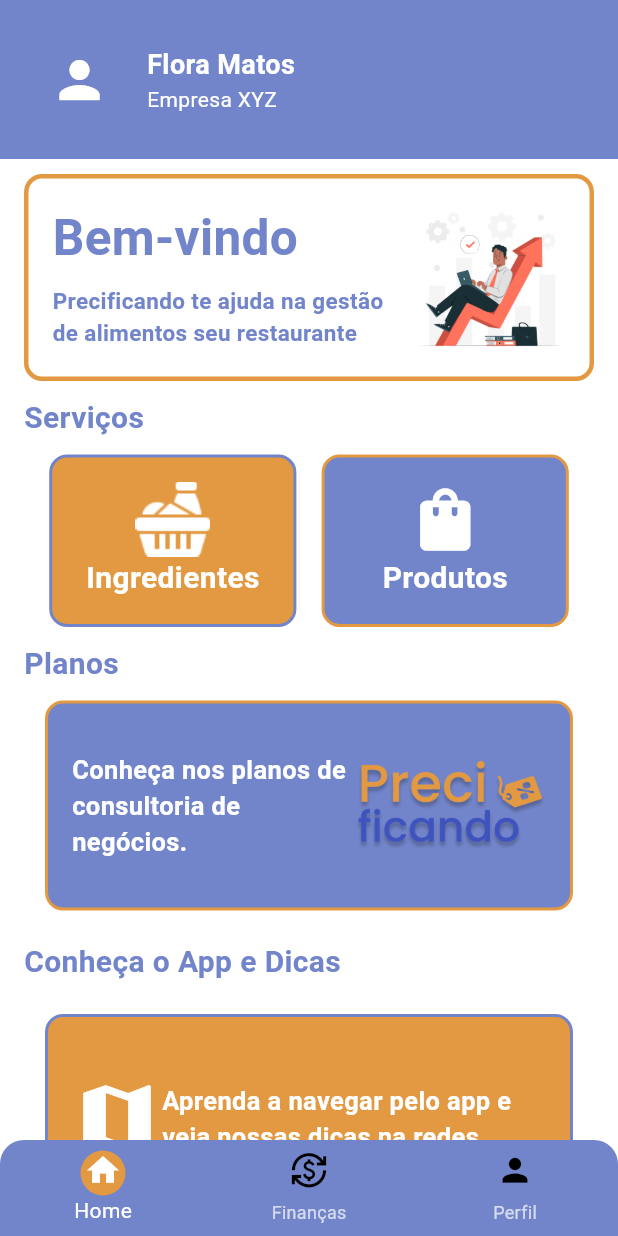
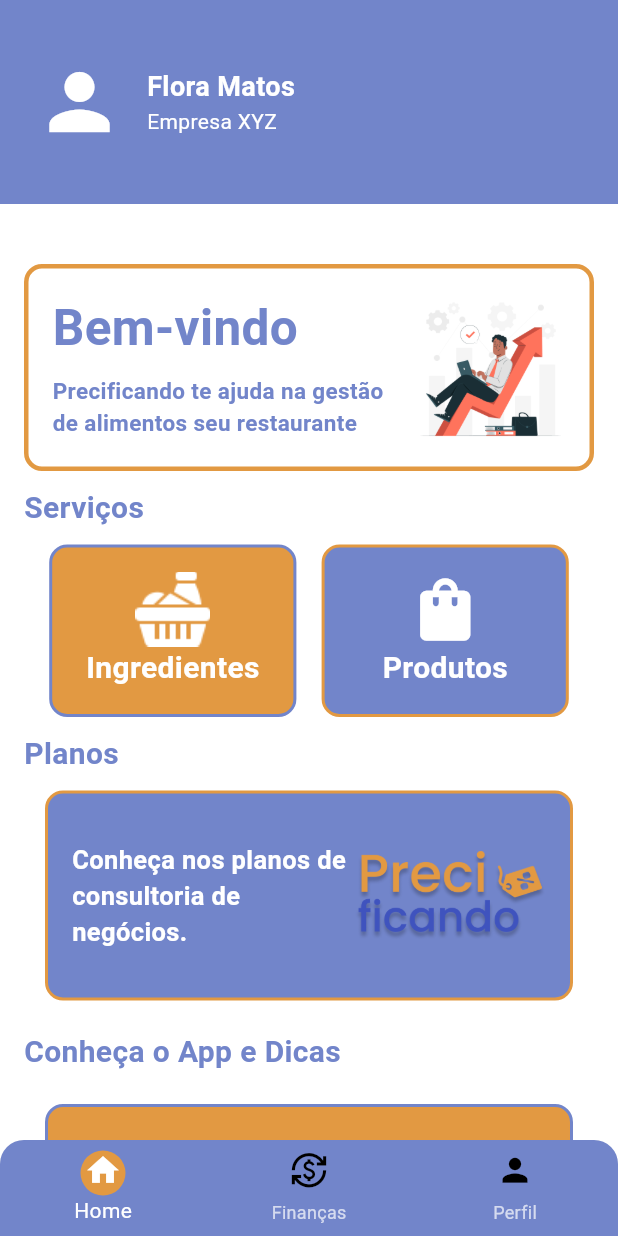
Before and after one commit to DavidHenrique2106/Precificando, a Flutter app: the MyHomePage screen opened by its route, on a phone screen of 412 x 824 dp. Run offline on Flutter 3.47's test engine with Material 3 defaults, Android fonts, the phone set to English and light mode, and no system bars; our stand-ins replace image_picker, parse_server_sdk_flutter.

Commit message:
style:add space between elements

```diff
--- a/lib/homeUser/home_page.dart
+++ b/lib/homeUser/home_page.dart
@@ -73,11 +73,11 @@ class _MyHomePageState extends State<MyHomePage> {
                 children: [
                   Container(
                     width: 90,
-                    height: 90,
+                    height: 120,
                     child: Icon(
                       Icons.person,
                       color: Colors.white,
-                      size: 40,
+                      size: 60,
                     ),
                   ),
                   Column(
@@ -103,7 +103,7 @@ class _MyHomePageState extends State<MyHomePage> {
                 ],
               ),
             ),
-            SizedBox(height: 10),
+            SizedBox(height: 40),
             Padding(
               padding: EdgeInsets.symmetric(horizontal: 16.0),
               child: Stack(
@@ -413,7 +413,7 @@ class _MyHomePageState extends State<MyHomePage> {
       bottomNavigationBar: Theme(
         data: Theme.of(context).copyWith(
           textTheme: Theme.of(context).textTheme.copyWith(
-                bodySmall: TextStyle(color: Colors.white),
+                caption: TextStyle(color: Colors.white),
               ),
         ),
         child: ClipRRect(
```
